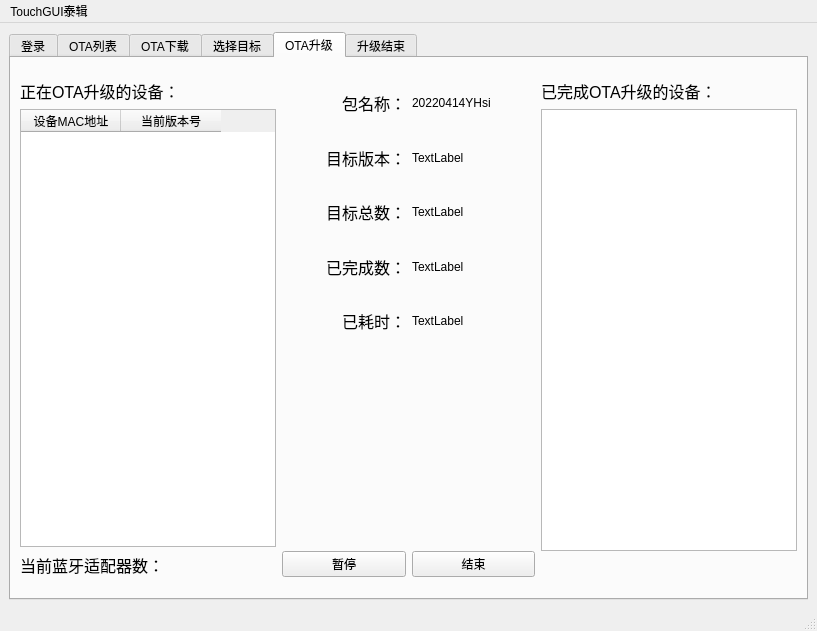
Qt form mainwindow.ui (hucheng-yyds/TouchGUI_OTA_Tool) before a commit.
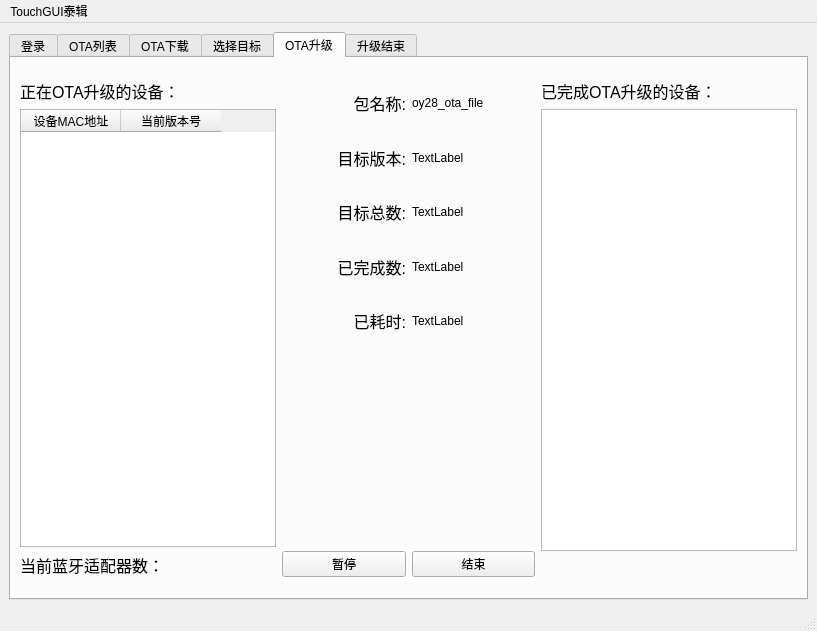
The same form after that commit. The open tabs and pages were chosen to show the change.

Diff of the .ui file:
```diff
--- a/mainwindow.ui
+++ b/mainwindow.ui
@@ -668,7 +668,7 @@
              </font>
             </property>
             <property name="text">
-             <string>包名称：</string>
+             <string>包名称:</string>
             </property>
             <property name="alignment">
              <set>Qt::AlignRight|Qt::AlignTrailing|Qt::AlignVCenter</set>
@@ -683,7 +683,7 @@
              </font>
             </property>
             <property name="text">
-             <string>目标版本：</string>
+             <string>目标版本:</string>
             </property>
             <property name="alignment">
              <set>Qt::AlignRight|Qt::AlignTrailing|Qt::AlignVCenter</set>
@@ -698,7 +698,7 @@
              </font>
             </property>
             <property name="text">
-             <string>目标总数：</string>
+             <string>目标总数:</string>
             </property>
             <property name="alignment">
              <set>Qt::AlignRight|Qt::AlignTrailing|Qt::AlignVCenter</set>
@@ -713,7 +713,7 @@
              </font>
             </property>
             <property name="text">
-             <string>已完成数：</string>
+             <string>已完成数:</string>
             </property>
             <property name="alignment">
              <set>Qt::AlignRight|Qt::AlignTrailing|Qt::AlignVCenter</set>
@@ -728,7 +728,7 @@
              </font>
             </property>
             <property name="text">
-             <string>已耗时：</string>
+             <string>已耗时:</string>
             </property>
             <property name="alignment">
              <set>Qt::AlignRight|Qt::AlignTrailing|Qt::AlignVCenter</set>
@@ -765,7 +765,7 @@
           <item>
            <widget class="QLabel" name="label_30">
             <property name="text">
-             <string>20220414YHsi</string>
+             <string>oy28_ota_file</string>
             </property>
            </widget>
           </item>
```
Left out of the diff: 17 changed lines with no effect on the pictures.
